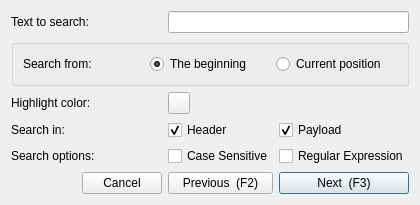
First picture: the form in src/searchdialog.ui, repository COVESA/dlt-viewer, before the edit.
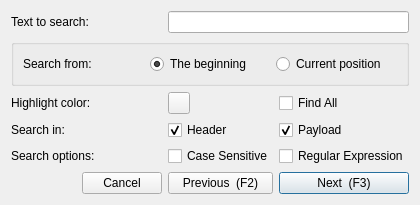
Second picture: the form after the edit. Icons and pictures are not drawn.

Commit message: Search to List implemented. Utilises a Searchtablemodel with qtablewidget to show the data. Result list is stored in searchtablemodel, as qdlt already seems overloaded. Added Icon for search to list next to Regexp Button. Search progress bar starts always at 0 and ends in 100% instead representing the actual index position of the search.

Patch:
```diff
--- a/src/searchdialog.ui
+++ b/src/searchdialog.ui
@@ -189,6 +189,13 @@
      </property>
     </widget>
    </item>
+   <item row="2" column="2">
+    <widget class="QCheckBox" name="checkBoxSearchIndex">
+     <property name="text">
+      <string>Find All</string>
+     </property>
+    </widget>
+   </item>
   </layout>
  </widget>
  <resources>
```
The commit also changes 11 other files.
